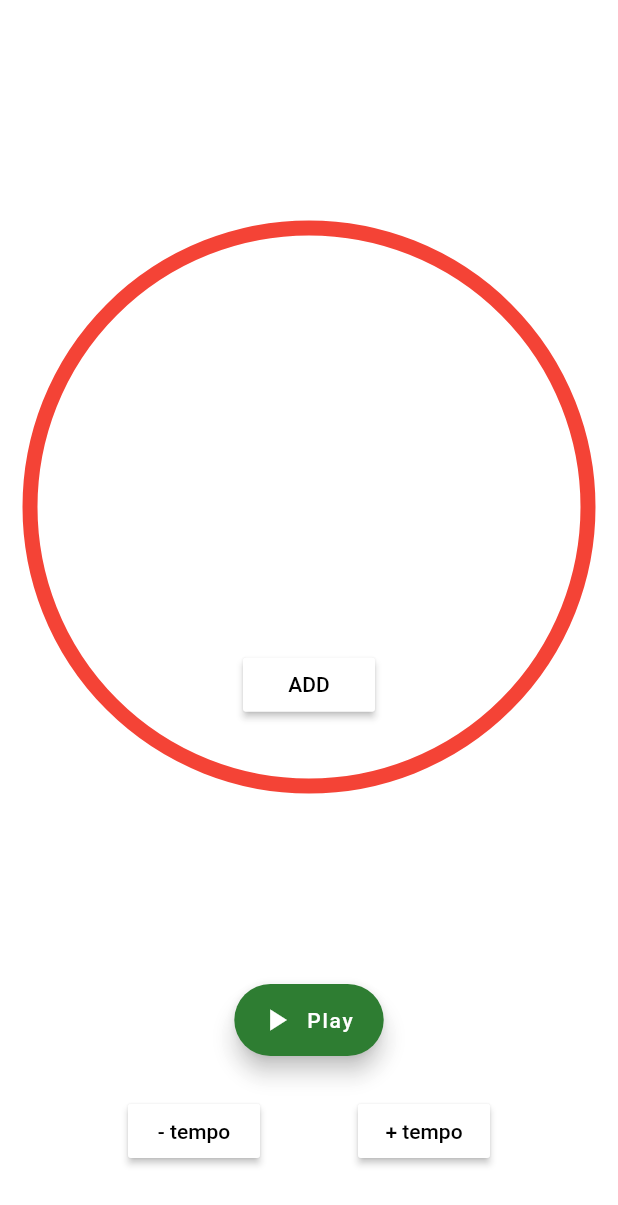
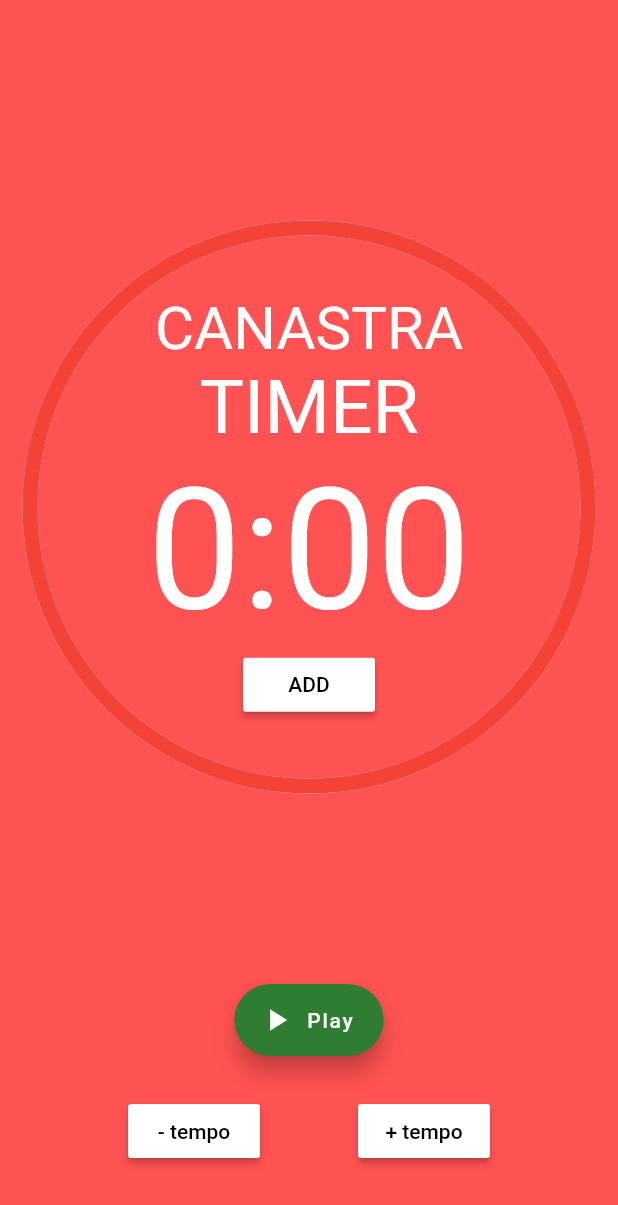
Before and after one commit to ricardom6/flutter_app_timer1, a Flutter app: the screen it shows after launch, on a phone screen of 412 x 824 dp. Shown: the top 1205 px of the screen. Run offline on Flutter 3.47's test engine with Material 2 defaults, Android fonts, the phone set to English and light mode, and no system bars.

```diff
--- a/lib/main.dart
+++ b/lib/main.dart
@@ -55,6 +55,16 @@ class _CountDownTimerState extends State<CountDownTimer>
             return Stack(
               children: <Widget>[
                 Align(
+                  alignment: Alignment.topCenter,
+                  child:
+                  Container(
+                    //color: Colors.amber,
+                    color: Colors.redAccent,
+                    height: 1000,
+
+                  ),
+                ),
+                Align(
                   alignment: Alignment.bottomCenter,
                   child:
                   Container(
@@ -64,6 +74,7 @@ class _CountDownTimerState extends State<CountDownTimer>
                     controller.value * MediaQuery.of(context).size.height,
                   ),
                 ),
+
                 Padding(
                   padding: EdgeInsets.all(20.0),
                   child: Column(
--- a/pubspec.yaml
+++ b/pubspec.yaml
@@ -45,7 +45,10 @@ flutter:
   uses-material-design: true
 
   # To add assets to your application, add an assets section, like this:
-  # assets:
+
+  assets:
+
+      - images/
   #   - images/a_dot_burr.jpeg
   #   - images/a_dot_ham.jpeg
 
```
Also changed, not shown: images/fundo_m6.jpeg (added), 1 other file.
